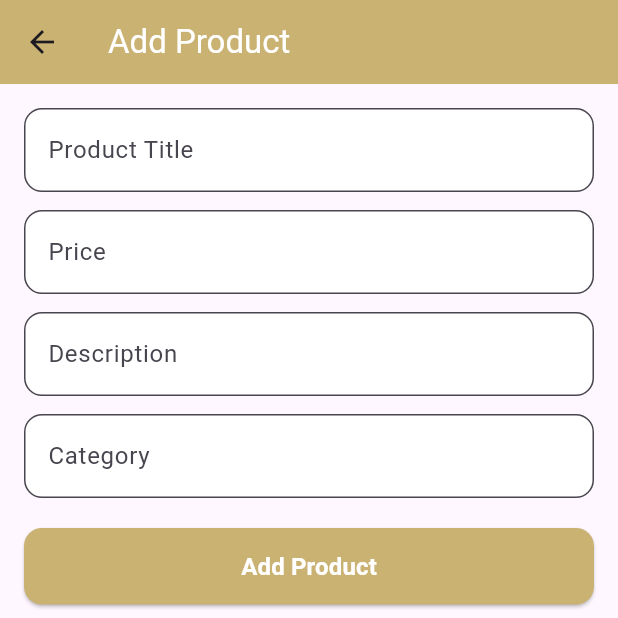
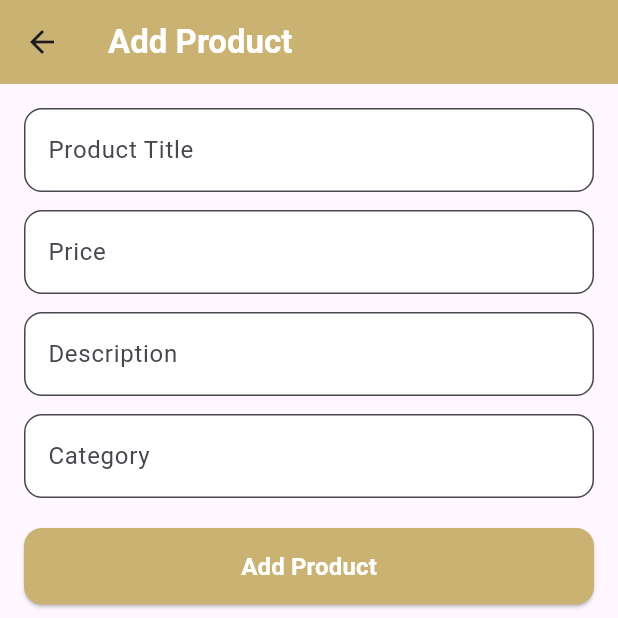
Before and after one commit to naseebblhaj7-debug/ARNASTORE, a Flutter app: the AddProductPage screen opened directly, on a phone screen of 412 x 824 dp, the top half of it. Run offline on Flutter 3.47's test engine with Material 3 defaults, Android fonts, the phone set to English and light mode, and no system bars; our stand-ins replace cloud_firestore, firebase_auth, firebase_core, google_sign_in; accounts and stored records are empty.

Commit message:
عدل الكود من VS Code

```diff
--- a/lib/DINAMIC/addproduct.dart
+++ b/lib/DINAMIC/addproduct.dart
@@ -1,5 +1,7 @@
 import 'package:flutter/material.dart';
 import 'package:cloud_firestore/cloud_firestore.dart';
+import 'package:appr/widgets/app_bar.dart';
+import '../widgets/snakbar.dart'; // استدعاء الكلاس الجديد
 
 class AddProductPage extends StatefulWidget {
   const AddProductPage({super.key});
@@ -25,13 +27,12 @@ class _AddProductPageState extends State<AddProductPage> {
         "createdAt": FieldValue.serverTimestamp(),
       });
 
-    ScaffoldMessenger.of(context).showSnackBar(
-       SnackBar(
-                          backgroundColor: Color(0xFFCAB273),
-                          content: const Text("✅ Order added successfully"),
+      AppSnackBar.show(
+        context,
+        message: "✅ Product added successfully",
+        icon: Icons.check_circle,
+      );
 
-),
-    );
       Navigator.pop(context);
     }
   }
@@ -50,11 +51,9 @@ class _AddProductPageState extends State<AddProductPage> {
   @override
   Widget build(BuildContext context) {
     return Scaffold(
-      appBar: AppBar(
-        title: const Text("Add Product",
-       style: TextStyle(color: Color.fromARGB(255, 255, 255, 255),),),
-
-        backgroundColor: const Color(0xFFCAB273),
+      appBar: const CustomAppBar(
+        title: "Add Product",
+        showBack: true,
       ),
       body: Padding(
         padding: const EdgeInsets.all(16),
@@ -101,7 +100,11 @@ class _AddProductPageState extends State<AddProductPage> {
                 ),
                 child: const Text(
                   "Add Product",
-                  style: TextStyle(fontSize: 16, fontWeight: FontWeight.bold ,color: Color.fromARGB(255, 255, 255, 255),),
+                  style: TextStyle(
+                    fontSize: 16,
+                    fontWeight: FontWeight.bold,
+                    color: Colors.white,
+                  ),
                 ),
               ),
             ],
--- /dev/null
+++ b/lib/widgets/app_bar.dart
@@ -0,0 +1,34 @@
+import 'package:flutter/material.dart';
+
+class CustomAppBar extends StatelessWidget implements PreferredSizeWidget {
+  final String title;
+  final bool showBack; // للتحكم في ظهور السهم
+  final List<Widget>? actions; // 👈 نضيف باراميتر للأزرار
+
+  const CustomAppBar({
+    super.key,
+    required this.title,
+    this.showBack = true,
+    this.actions,
+  });
+
+  @override
+  Widget build(BuildContext context) {
+    return AppBar(
+      automaticallyImplyLeading: showBack,
+      title: Text(
+        title,
+        style: const TextStyle(
+          color: Colors.white,
+          fontWeight: FontWeight.bold,
+        ),
+      ),
+      backgroundColor: const Color(0xFFCAB273),
+      elevation: 0,
+      actions: actions, // 👈 نعرض الأزرار لو موجودة
+    );
+  }
+
+  @override
+  Size get preferredSize => const Size.fromHeight(kToolbarHeight);
+}
--- /dev/null
+++ b/lib/widgets/snakbar.dart
@@ -0,0 +1,35 @@
+import 'package:flutter/material.dart';
+
+class AppSnackBar {
+  static void show(
+    BuildContext context, {
+    required String message,
+    Color backgroundColor = const Color(0xFFCAB273), // brandGold
+    IconData? icon,
+  }) {
+    ScaffoldMessenger.of(context).showSnackBar(
+      SnackBar(
+        backgroundColor: backgroundColor,
+        content: Row(
+          children: [
+            if (icon != null) Icon(icon, color: Colors.white),
+            const SizedBox(width: 8),
+            Text(
+              message,
+              style: const TextStyle(
+                color: Colors.white,
+                fontWeight: FontWeight.bold,
+              ),
+            ),
+          ],
+        ),
+        behavior: SnackBarBehavior.floating,
+        shape: RoundedRectangleBorder(
+          borderRadius: BorderRadius.circular(12),
+        ),
+        margin: const EdgeInsets.all(12),
+        duration: const Duration(seconds: 3),
+      ),
+    );
+  }
+}
```
Also changed, not shown: lib/DINAMIC/DashboardPage.dart (+17 -13 lines), lib/DINAMIC/EditProductPage.dart (+10 -23 lines), lib/screens/NewProductsPage.dart (+16 -26 lines), lib/screens/cart_page.dart (+5 -6 lines), lib/screens/ditals_page.dart (+9 -13 lines), lib/screens/wishlist_page.dart (+5 -7 lines), lib/widgetsss/auth_button.dart (+32 -33 lines), lib/widgetsss/auth_google_button.dart (+10 -12 lines), lib/widgettss/best_seller_item.dart (+21 -26 lines).
